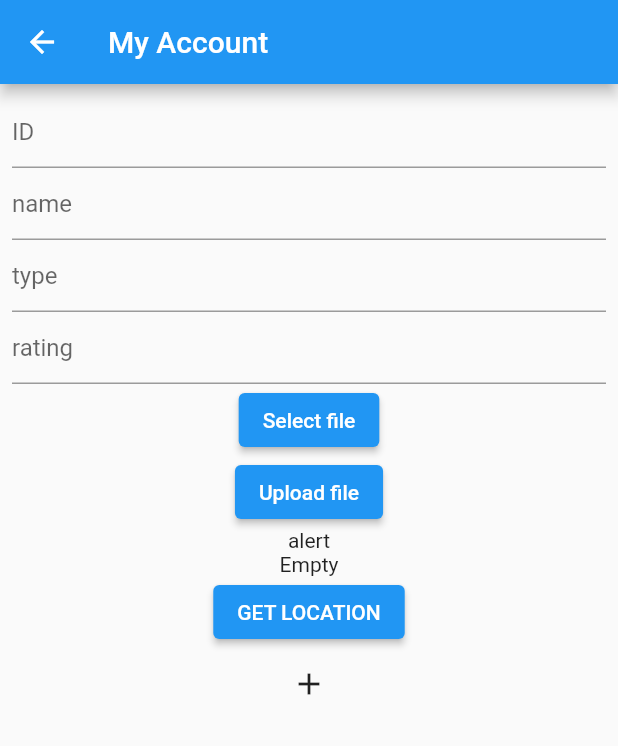
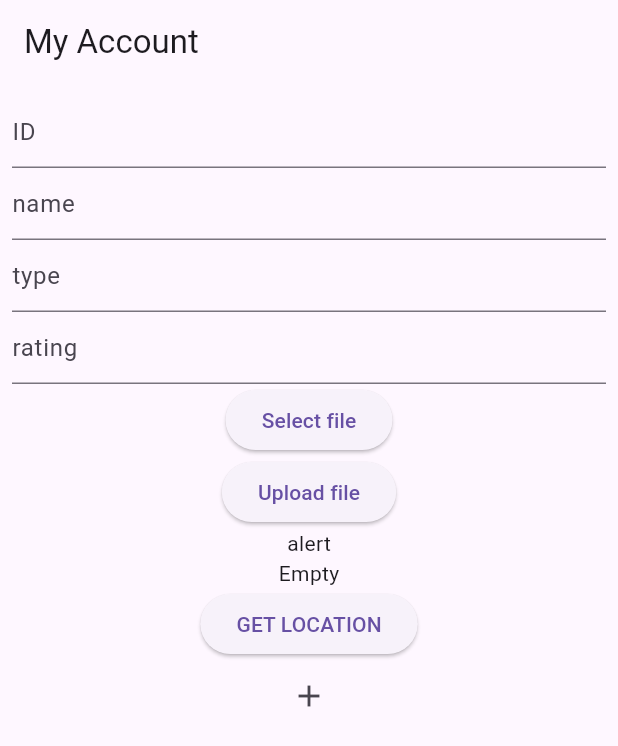
Before and after one commit to Magesh-Doodleblue/BullTech-CryptoApp-Flutter, a Flutter app: the screen it shows after launch, after a tap on the "abc" icon, on a phone screen of 412 x 824 dp. Shown: the top 746 px of the screen. Run offline on Flutter 3.47's test engine with Material 2 defaults, Android fonts, the phone set to English and light mode, and no system bars; our stand-ins replace cloud_firestore, file_picker, firebase_auth, firebase_core, firebase_messaging, firebase_storage and 6 more; accounts and stored records are empty; network calls fail.

Commit message:
6 commit

```diff
--- a/lib/accounts_screen.dart
+++ b/lib/accounts_screen.dart
@@ -112,7 +112,10 @@ class _AccountPageState extends State<AccountPage> {
 
   @override
   Widget build(BuildContext context) {
-    return Scaffold(
+    return MaterialApp(
+      debugShowCheckedModeBanner: false,
+      theme: ThemeData(useMaterial3: true),
+      home: Scaffold(
         appBar: AppBar(title: const Text('My Account')),
         body: Padding(
           padding: const EdgeInsets.all(8.0),
@@ -189,6 +192,7 @@ class _AccountPageState extends State<AccountPage> {
             ],
           ),
         ),
+      ),
     );
   }
 }
--- a/lib/login_screen.dart
+++ b/lib/login_screen.dart
@@ -1,14 +1,11 @@
 // ignore_for_file: unrelated_type_equality_checks
 
-import "package:bulltech/main.dart";
 import "package:flutter/material.dart";
-import 'package:firebase_core/firebase_core.dart';
 import 'package:firebase_auth/firebase_auth.dart';
 import 'package:google_fonts/google_fonts.dart';
 import 'package:google_sign_in/google_sign_in.dart';
 
 import 'accounts_screen.dart';
-import "signup_screen.dart";
 
 class LoginScreenPage extends StatefulWidget {
   const LoginScreenPage({Key? key}) : super(key: key);
@@ -26,6 +23,7 @@ class _LoginScreenPageState extends State<LoginScreenPage> {
   @override
   Widget build(BuildContext context) {
     return MaterialApp(
+      debugShowCheckedModeBanner: false,
       theme: ThemeData(
         useMaterial3: true,
         textTheme: GoogleFonts.adventProTextTheme(
--- a/lib/navigation_screen_home.dart
+++ b/lib/navigation_screen_home.dart
@@ -13,7 +13,6 @@ class NavigationButton extends StatefulWidget {
 
 class _NavigationButtonState extends State<NavigationButton> {
   @override
-  Widget build(BuildContext context) {
   int pageIndex = 0;
   List<Widget> bodybar = [
     const HomePage(),
@@ -21,7 +20,8 @@ class _NavigationButtonState extends State<NavigationButton> {
     const NewsScreen(),
     const AccountPage(),
   ];
-
+  @override
+  Widget build(BuildContext context) {
     return Scaffold(
       body: Center(
         child: bodybar[pageIndex],
@@ -31,7 +31,7 @@ class _NavigationButtonState extends State<NavigationButton> {
         onDestinationSelected: (int newIndex) {
           setState(() {
             pageIndex = newIndex;
-            print(pageIndex);
+            // debugPrint(pageIndex as String?);
           });
         },
         destinations: const [
--- a/lib/wishlist_screen.dart
+++ b/lib/wishlist_screen.dart
@@ -22,7 +22,10 @@ class _WishListScreenState extends State<WishListScreen> {
 
   @override
   Widget build(BuildContext context) {
-    return Scaffold(
+    return MaterialApp(
+      debugShowCheckedModeBanner: false,
+      theme: ThemeData(useMaterial3: true),
+      home: Scaffold(
         appBar: AppBar(
           title: const Text('Wishlist'),
         ),
@@ -61,6 +64,7 @@ class _WishListScreenState extends State<WishListScreen> {
           tooltip: 'Clear wishlist',
           child: const Icon(Icons.clear),
         ),
+      ),
     );
   }
 }
```
Also changed, not shown: lib/homepage_screen.dart (+15 -15 lines), lib/newspaper_screen.dart (+6 -2 lines). Lines whose indentation alone changed are shown as unchanged.
